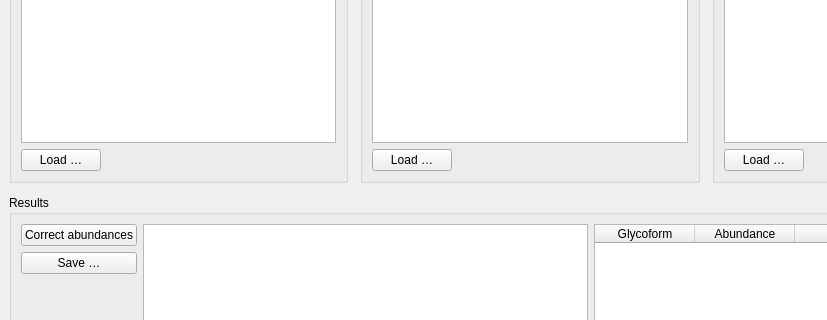
Above: main_window.ui from cdl-biosimilars/cafog before the change; both pictures show x 0 to 827 and y 142 to 462 of the 1060 by 662 pixel window. Below: the same form after it.
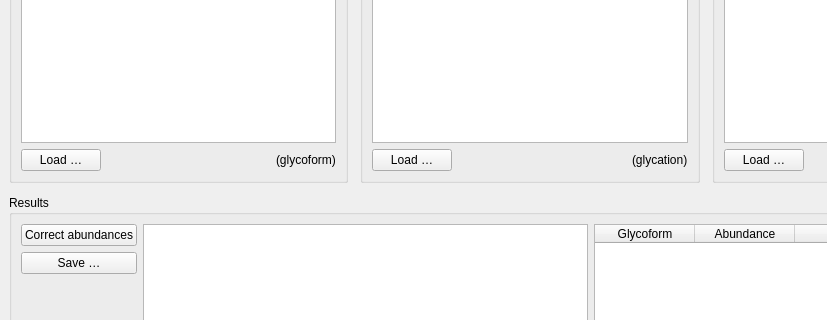
That is the form after the change. Custom widgets are drawn as their Qt base class.

Commit message: implement load glycation

What changed in the file:
```diff
--- a/main_window.ui
+++ b/main_window.ui
@@ -47,14 +47,30 @@
              <property name="orientation">
               <enum>Qt::Horizontal</enum>
              </property>
+             <property name="sizeType">
+              <enum>QSizePolicy::Expanding</enum>
+             </property>
              <property name="sizeHint" stdset="0">
               <size>
-               <width>314</width>
+               <width>1</width>
                <height>17</height>
               </size>
              </property>
             </spacer>
            </item>
+           <item>
+            <widget class="QLabel" name="lbGlycoform">
+             <property name="sizePolicy">
+              <sizepolicy hsizetype="Minimum" vsizetype="Preferred">
+               <horstretch>0</horstretch>
+               <verstretch>0</verstretch>
+              </sizepolicy>
+             </property>
+             <property name="text">
+              <string>(glycoform)</string>
+             </property>
+            </widget>
+           </item>
           </layout>
          </item>
         </layout>
@@ -89,12 +105,19 @@
              </property>
              <property name="sizeHint" stdset="0">
               <size>
-               <width>314</width>
+               <width>1</width>
                <height>17</height>
               </size>
              </property>
             </spacer>
            </item>
+           <item>
+            <widget class="QLabel" name="lbGlycation">
+             <property name="text">
+              <string>(glycation)</string>
+             </property>
+            </widget>
+           </item>
           </layout>
          </item>
         </layout>
@@ -136,7 +159,7 @@
              </property>
              <property name="sizeHint" stdset="0">
               <size>
-               <width>314</width>
+               <width>1</width>
                <height>17</height>
               </size>
              </property>
@@ -240,10 +263,6 @@
      </widget>
     </item>
    </layout>
-   <zorder>graphicsView</zorder>
-   <zorder>horizontalLayoutWidget_2</zorder>
-   <zorder>groupBox_4</zorder>
-   <zorder>groupBox_4</zorder>
   </widget>
  </widget>
  <customwidgets>
```
The commit also changes 4 other files.
